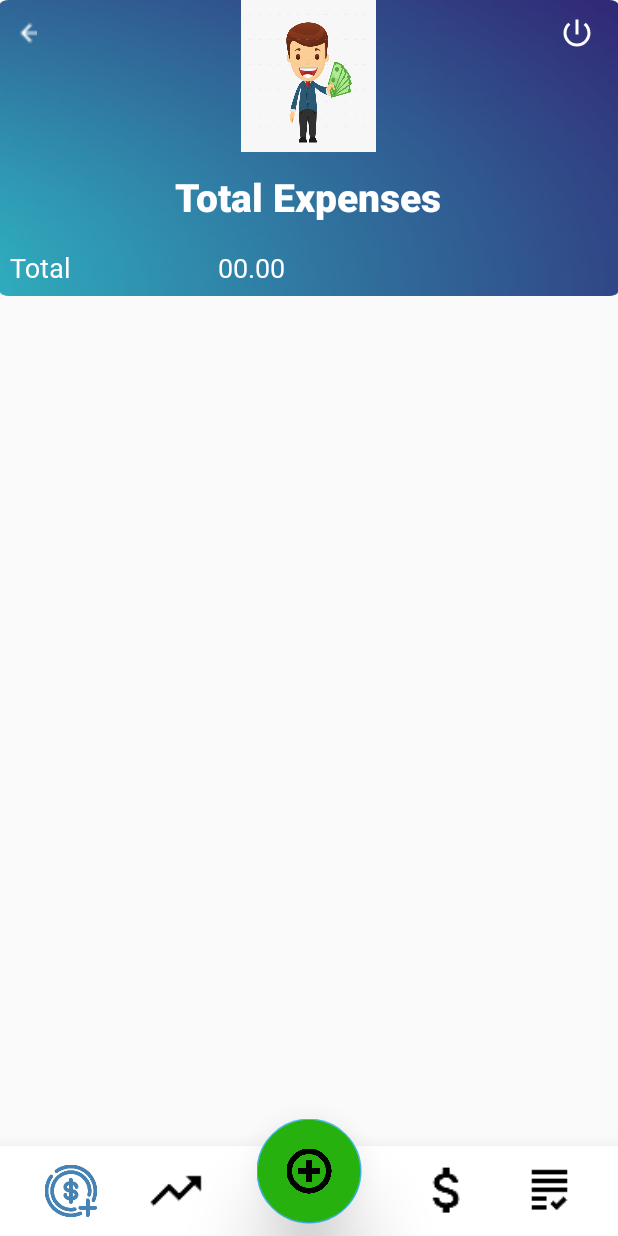
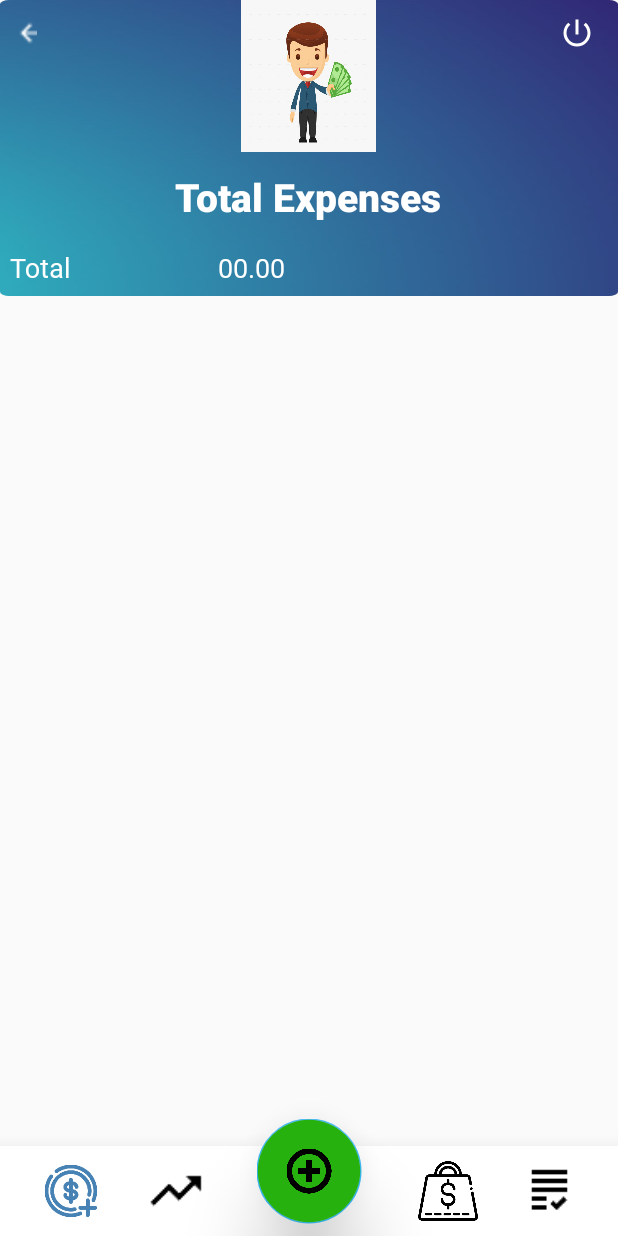
Before and after one commit to Seshmi/Seshmi-Alpha-Girls-WalletCal-Income-App-, an Android app: the layout activity_expenses_total.xml on its own in the app's theme, with its tools: preview values and no code run, on a phone screen of 412 x 824 dp. Run offline under Robolectric (Android 15) with nearby library versions, the phone set to English and light mode, and no system bars; Roboto replaces fonts that are not available here.

Commit message:
Changed Icons

```diff
--- a/app/src/main/res/layout/activity_expenses_total.xml
+++ b/app/src/main/res/layout/activity_expenses_total.xml
@@ -263,7 +263,7 @@
                         android:layout_height="50dp"
                         android:layout_centerInParent="true"
                         android:tint="@color/design_default_color_on_secondary"
-                        app:srcCompat="@drawable/baseline_attach_money_black_24" />
+                        app:srcCompat="@drawable/image456" />
                 </RelativeLayout>
 
                 <RelativeLayout
--- a/app/src/main/res/layout/activity_income2.xml
+++ b/app/src/main/res/layout/activity_income2.xml
@@ -226,7 +226,7 @@
                         android:layout_width="50dp"
                         android:layout_height="50dp"
                         android:layout_centerInParent="true"
-                        app:srcCompat="@drawable/baseline_attach_money_black_24"
+                        app:srcCompat="@drawable/image456"
                         app:tint="@color/nav_tint" />
                 </RelativeLayout>
 
```
